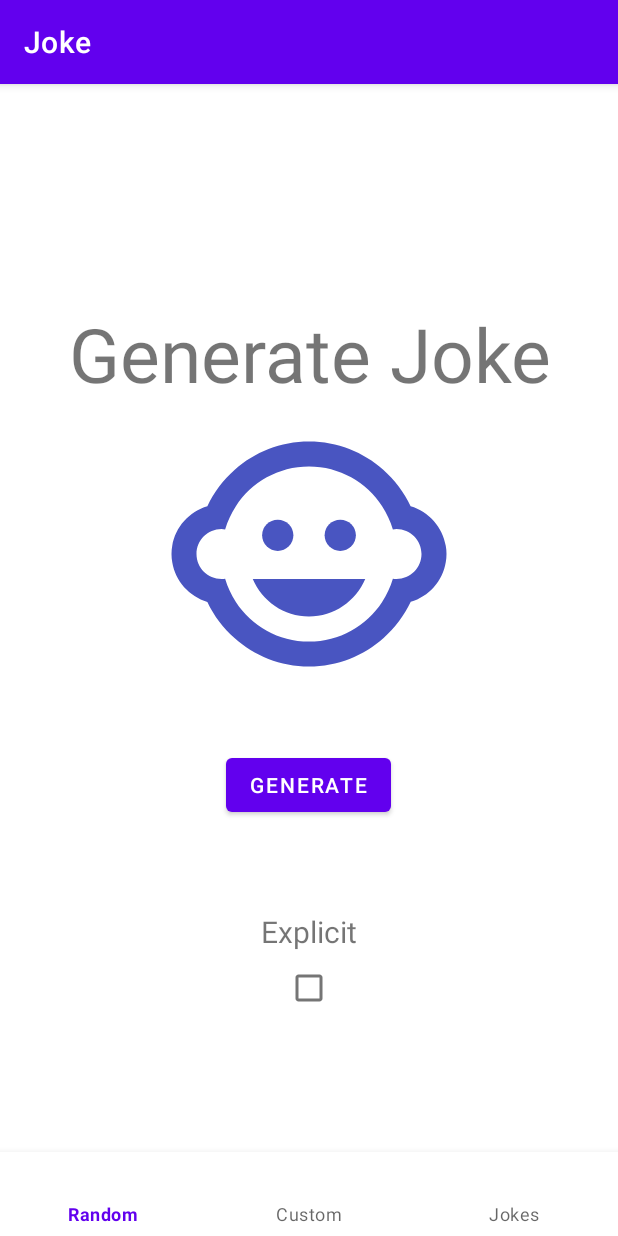
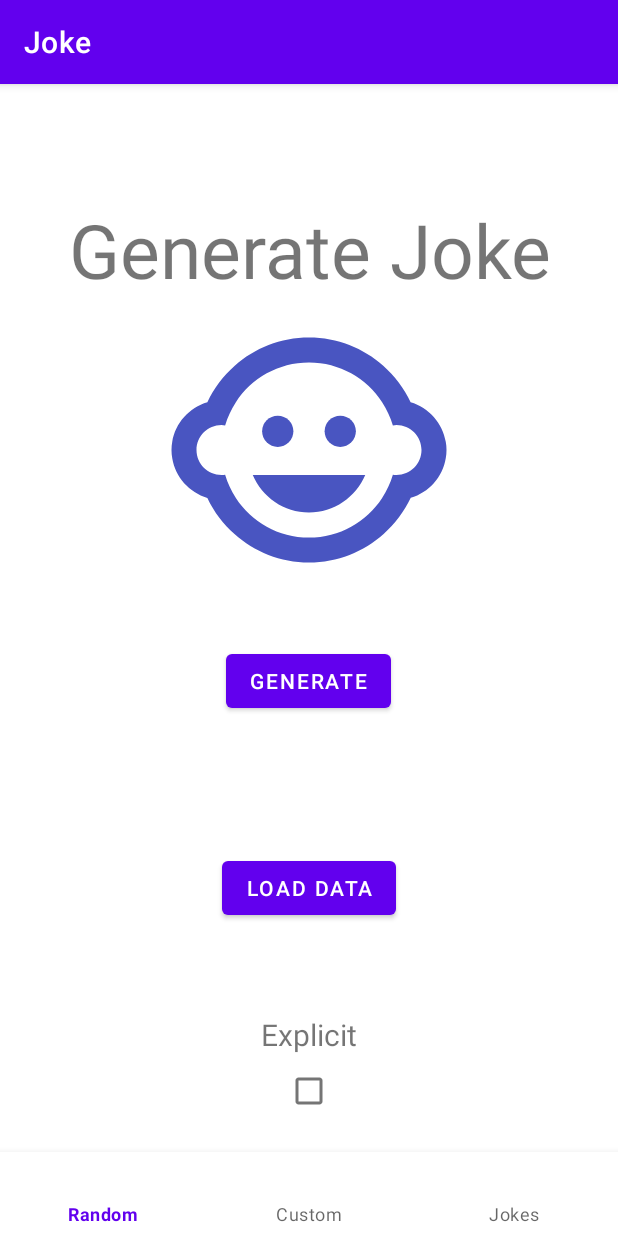
Before and after one commit to paisadallas/Joke, an Android app: the screen it shows after launch (MainActivity), after a tap on "GENERATE", on a phone screen of 412 x 824 dp. Run offline under Robolectric (Android 15) with nearby library versions, the phone set to English and light mode, and no system bars; our stand-ins replace Room's generated code, navigation-ui.

```diff
--- a/app/src/main/java/com/john/joke/MainActivity.kt
+++ b/app/src/main/java/com/john/joke/MainActivity.kt
@@ -15,7 +15,6 @@ class MainActivity : AppCompatActivity() {
         super.onCreate(savedInstanceState)
         setContentView(binding.root)
 
-
         val navHostFragment =
             supportFragmentManager.findFragmentById(R.id.fragmentContainerView) as NavHostFragment
         val navController = navHostFragment.navController
--- a/app/src/main/java/com/john/joke/model/JokeList.kt
+++ b/app/src/main/java/com/john/joke/model/JokeList.kt
@@ -7,5 +7,5 @@ data class JokeList(
     @SerializedName("type")
     val type: String,
     @SerializedName("value")
-    val value: List<ValueList>
+    val value: List<Value>
 )
--- a/app/src/main/java/com/john/joke/res/JokeAPI.kt
+++ b/app/src/main/java/com/john/joke/res/JokeAPI.kt
@@ -14,7 +14,9 @@ import retrofit2.http.Query
 interface JokeAPI {
     //http://api.icndb.com/jokes/random
     @GET(JOKE_PATH)
-    suspend fun getRandomJoke(): Response <Joke>
+    suspend fun getRandomJoke(
+        @Query("exclude") exclude: List<String>
+    ): Response <Joke>
 
     //http://api.icndb.com/jokes/random?firstName=John&lastName=Doe
     @GET("random")
@@ -22,9 +24,6 @@ interface JokeAPI {
         @Query("firstName") firstName:String,
         @Query("lastName") lastName:String
     ):Response<Joke>
-
-    @GET(ALL_JOKE)
-    suspend fun getAllJoke():Response<JokeList>
 
    // http://api.icndb.com/jokes?exclude=[explicit]
     @GET(ALL_JOKE)
--- a/app/src/main/java/com/john/joke/res/JokeRepository.kt
+++ b/app/src/main/java/com/john/joke/res/JokeRepository.kt
@@ -6,23 +6,19 @@ import retrofit2.Response
 
 
 interface JokeRepository {
-    suspend fun getRandomJoke(): Response <Joke>
+    suspend fun getRandomJoke(explicit: List<String>): Response <Joke>
     suspend fun getCustomJoke(name:String,lastName:String):Response <Joke>
-    suspend fun getAllJoke() : Response <JokeList>
     suspend fun getNoExplicit(explicit: List<String>) : Response <JokeList>
 }
 
 class JokeRepositoryImpl(
     private val jokeApi: JokeAPI
 ) : JokeRepository {
-    override suspend fun getRandomJoke(): Response <Joke> =
-        jokeApi.getRandomJoke()
+    override suspend fun getRandomJoke(explicit: List<String>): Response <Joke> =
+        jokeApi.getRandomJoke(explicit)
 
     override suspend fun getCustomJoke(name:String,lastName: String): Response<Joke> =
         jokeApi.getCustomJoke(name,lastName)
-
-    override suspend fun getAllJoke(): Response <JokeList> =
-        jokeApi.getAllJoke()
 
     override suspend fun getNoExplicit(explicit: List<String>): Response<JokeList> =
         jokeApi.getNoExplicit(explicit)
--- a/app/src/main/java/com/john/joke/view/RandomFragment.kt
+++ b/app/src/main/java/com/john/joke/view/RandomFragment.kt
@@ -9,6 +9,7 @@ import android.view.ViewGroup
 import android.widget.CheckBox
 import android.widget.Toast
 import com.john.joke.databinding.FragmentRandomBinding
+import com.john.joke.model.JokeList
 import com.john.joke.model.Value
 import com.john.joke.utils.JokeState
 
@@ -25,11 +26,6 @@ class RandomFragment : BaseFragment() {
         savedInstanceState: Bundle?
     ): View? {
 
-      //  jokeViewModel.getRandomJoke()
-     //   readData()
-
-       // val explicit :Boolean= binding.cbExplicit.isChecked
-
         binding.cbExplicit.setOnClickListener {
             if (binding.cbExplicit.isChecked){
                 Log.d("CHECKED","ENABLE")
@@ -41,11 +37,26 @@ class RandomFragment : BaseFragment() {
             }
         }
 
-
         binding.btGenerate.setOnClickListener {
-            jokeViewModel.getRandomJoke()
+            jokeViewModel.getRandomJoke(jokeViewModel.explicit)
             readData()
         }
+
+        //Read data
+
+        binding.btLoadData.setOnClickListener {
+
+              var miData =  jokeViewModel.jokeList as JokeList
+              Log.d("DATA_LIFE", miData.toString())
+
+        }
+
+
+
+
+
+
+
         return binding.root
     }
 
--- a/app/src/main/res/layout/fragment_random.xml
+++ b/app/src/main/res/layout/fragment_random.xml
@@ -35,6 +35,15 @@
                 android:layout_marginBottom="@dimen/margin_top"
                 android:layout_marginTop="@dimen/margin_top_button"
                 android:text="@string/button_generate" />
+
+            <Button
+                android:id="@+id/bt_load_data"
+                android:layout_width="wrap_content"
+                android:layout_height="wrap_content"
+                android:layout_gravity="center"
+                android:layout_marginBottom="@dimen/margin_top"
+                android:layout_marginTop="@dimen/margin_top_button"
+                android:text="load DATA" />
             <TextView
                 android:text="@string/Explicit"
                 android:textAlignment="center"
```
Also changed, not shown: app/src/main/java/com/john/joke/adapter/AdapterJoke.kt (+4 -5 lines), app/src/main/java/com/john/joke/model/ValueList.kt (deleted, +0 -13 lines), app/src/main/java/com/john/joke/view/JokesFragment.kt (+6 -15 lines), app/src/main/java/com/john/joke/viewmodel/JokeViewModel.kt (+29 -40 lines).
